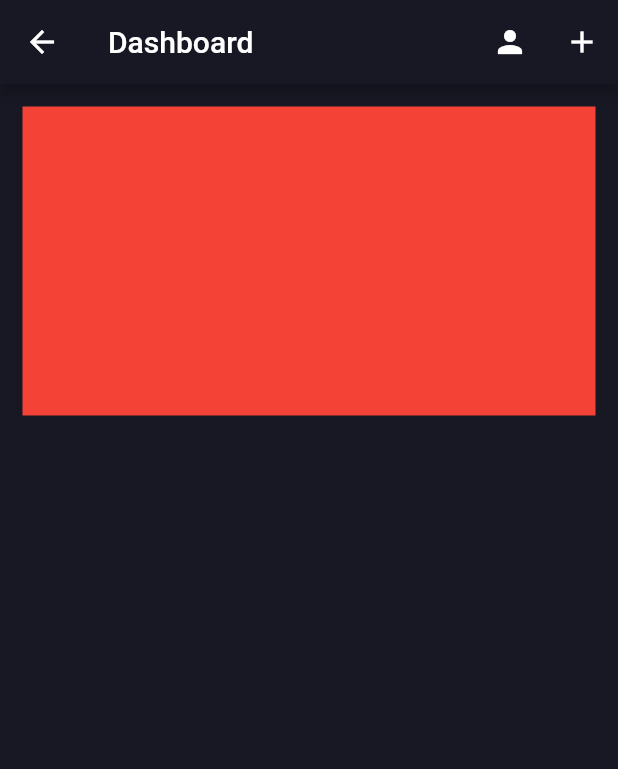
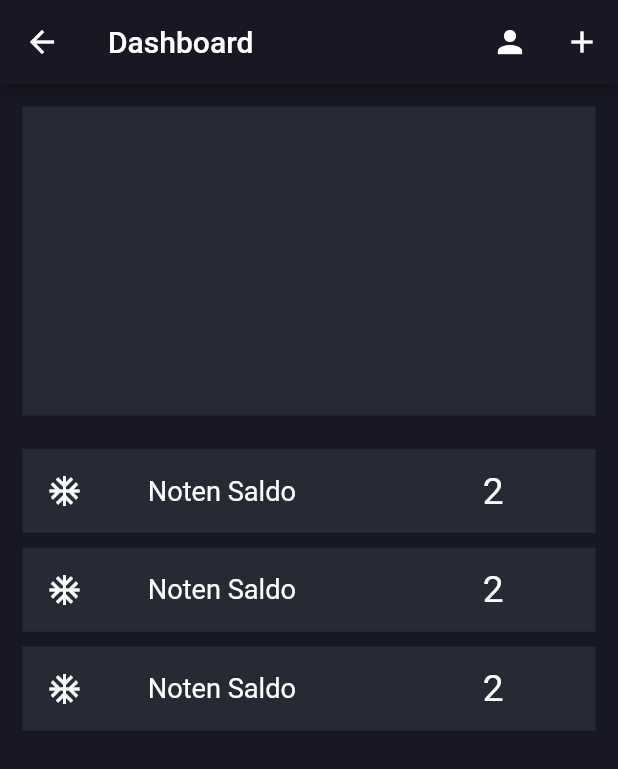
Before and after one commit to Ajidan-Jegatheeswaran/ksh_app, a Flutter app: the HomeScreen screen opened by its route, on a phone screen of 412 x 824 dp. Shown: the top 769 px of the screen. Run offline on Flutter 3.47's test engine with Material 2 defaults, Android fonts, the phone set to English and light mode, and no system bars; missing offline and left inert: web_scraper.

Commit message:
Update home_screen.dart

```diff
--- a/lib/screens/home_screen.dart
+++ b/lib/screens/home_screen.dart
@@ -32,8 +32,34 @@ class HomeScreen extends StatelessWidget {
     });
   }
 
+  Widget builderListTile(BuildContext ctx, var mediaQuery) {
+    return Column(
+      children: [
+        SizedBox(
+          height: mediaQuery.height * 0.012,
+        ),
+        ListTile(
+          minLeadingWidth: mediaQuery.width * 0.125,
+          tileColor: Theme.of(ctx).colorScheme.secondary,
+          leading: const Icon(Icons.ac_unit, color: Colors.white,),
+          title: Text('Noten Saldo', style: TextStyle(color: Colors.white, fontSize: mediaQuery.height * 0.022),),
+          trailing: Padding(
+            padding: EdgeInsets.only(right: mediaQuery.width * 0.11),
+            child: Text(
+              '2',
+              style: TextStyle(
+                  color: Colors.white, fontSize: mediaQuery.height * 0.03),
+            ),
+          ),
+        ),
+      ],
+    );
+  }
+
   @override
   Widget build(BuildContext context) {
+    var mediaQuery = MediaQuery.of(context).size;
+
     //readUserData(context);
     return Scaffold(
       appBar: AppBar(
@@ -55,18 +81,14 @@ class HomeScreen extends StatelessWidget {
         child: Column(
           children: [
             Container(
-              color: Colors.red,
+              color: Theme.of(context).colorScheme.secondary,
               width: MediaQuery.of(context).size.width,
               height: MediaQuery.of(context).size.height * 0.25,
+              margin: EdgeInsets.only(bottom: mediaQuery.height * 0.015),
             ),
-            /*ListView.builder(
-              itemBuilder: (ctx, index) => Container(
-                width: MediaQuery.of(context).size.width,
-                height: MediaQuery.of(context).size.height * 0.2,
-                color: Colors.red,
-              ),
-              shrinkWrap: true,
-            )*/
+            builderListTile(context, mediaQuery),
+            builderListTile(context, mediaQuery),
+            builderListTile(context, mediaQuery),
           ],
         ),
       ),
```
